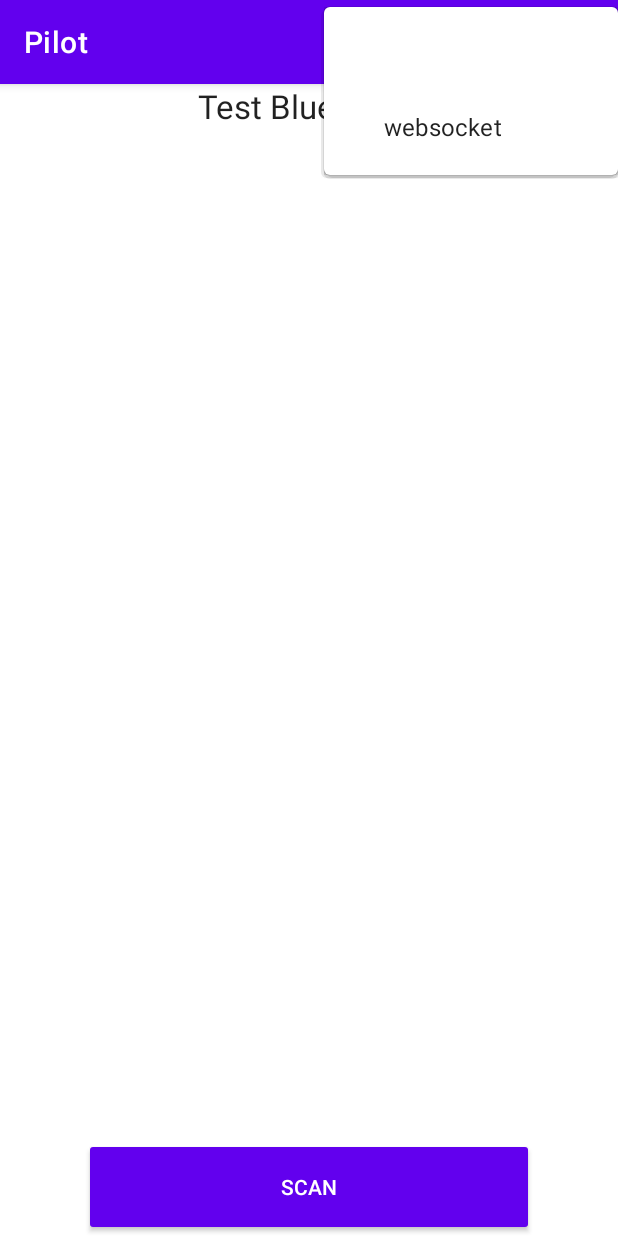
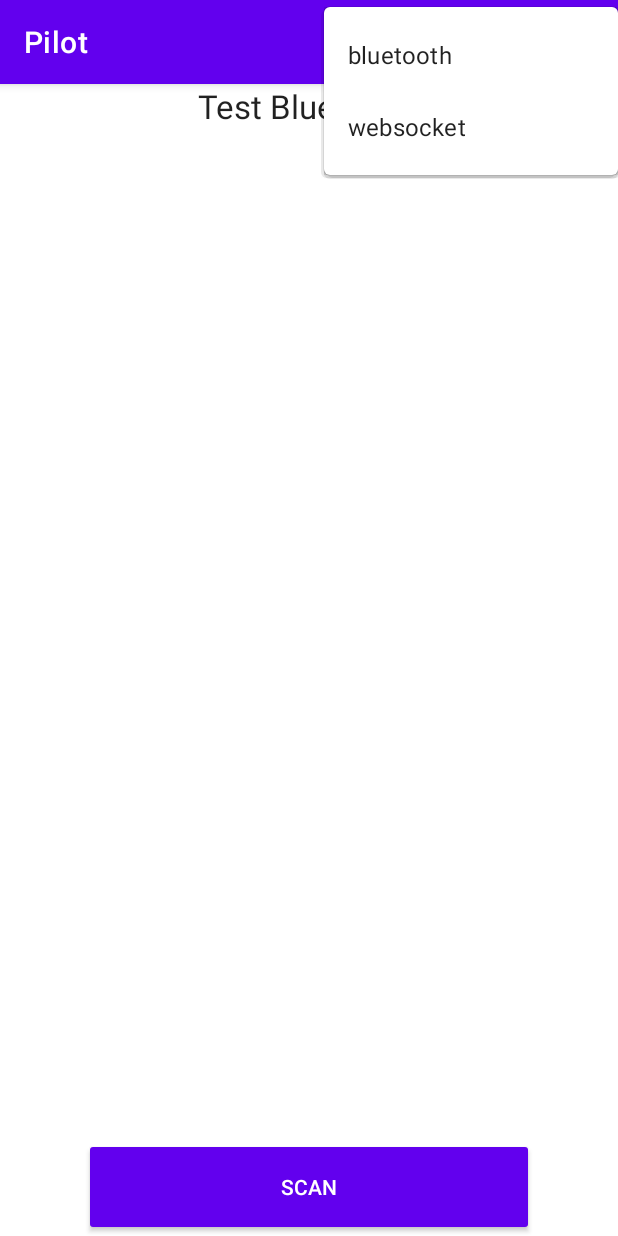
Before and after one commit to cyrillkuettel/ecstatic-pilot, an Android app: the BluetoothActivity screen opened directly, with no data from a screen before it, after a tap on "Menu", on a phone screen of 412 x 824 dp. Run offline under Robolectric (Android 15) with nearby library versions, the phone set to English and light mode, and no system bars.

Commit message:
implemneted hamburger menu

```diff
--- a/app/src/main/java/com/example/pilot/MainActivity.java
+++ b/app/src/main/java/com/example/pilot/MainActivity.java
@@ -47,8 +47,6 @@ public class MainActivity extends AppCompatActivity {
 
 
         Log.v(TAG, String.valueOf(android.os.Build.VERSION.SDK_INT));
-
-
         Log.v(TAG, "onCreate fired!!");
     }
 
--- a/app/src/main/res/layout/activity_main.xml
+++ b/app/src/main/res/layout/activity_main.xml
@@ -13,7 +13,7 @@
         android:layout_marginBottom="15dp"
         android:layout_weight="0"
         android:gravity="center"
-        android:text="Pilot"
+        android:text="@string/pilot"
         android:textAppearance="?android:attr/textAppearanceLarge" />
 
     <LinearLayout
--- a/app/src/main/res/menu/mainpagemenu.xml
+++ b/app/src/main/res/menu/mainpagemenu.xml
@@ -6,13 +6,15 @@
         android:icon="@drawable/hamburger"
         app:showAsAction="ifRoom|withText"
         android:title="@string/menu">
+
+        <!-- app:showAsAction="always|withText" -->
+
         <menu>
             <item
-                android:icon="@drawable/bluetooth"
                 android:id="@+id/bluetooth"
-                android:title="@string/bluetooth" />
+                android:title="bluetooth" />
+
             <item
-                android:icon="@drawable/ic_baseline_signal_cellular_alt_24"
                 android:id="@+id/websocket"
                 android:title="@string/websocket" />
 
--- a/app/src/main/res/values/strings.xml
+++ b/app/src/main/res/values/strings.xml
@@ -6,9 +6,11 @@
     <string name="Close_Connection">close_websocket_connection</string>
     <string name="camera">Camera</string>
     <string name="settings">Settings</string>
-    <string name="bluetooth" />
+    <string name="bluetooth">bluetooth</string>
     <string name="websocket">websocket</string>
     <string name="menu">Menu</string>
+    <string name="blueto" />
+    <string name="test" />
     <string-array name="uri">
         <item>ws://192.168.188.38:80/ws/</item>
         <item>ws://pren.garteroboter.li:80/ws/</item>
```
